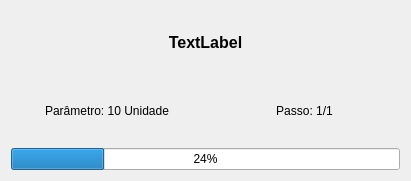
First picture: the form in src/creator/calibrate_2.ui, repository Guilherme32/LITel_OSA, before the edit.
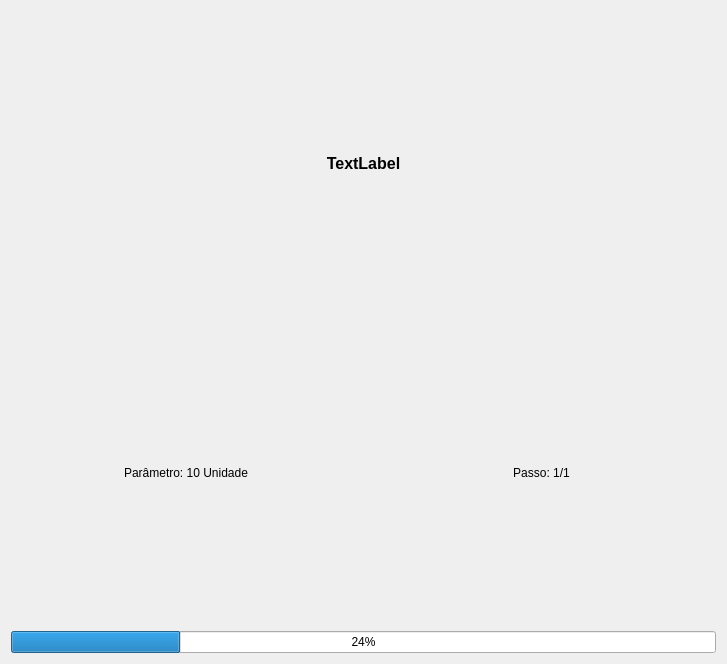
Second picture: the form after the edit.

Patch:
```diff
--- a/src/creator/calibrate_2.ui
+++ b/src/creator/calibrate_2.ui
@@ -6,12 +6,12 @@
    <rect>
     <x>0</x>
     <y>0</y>
-    <width>411</width>
-    <height>181</height>
+    <width>727</width>
+    <height>664</height>
    </rect>
   </property>
   <property name="sizePolicy">
-   <sizepolicy hsizetype="Fixed" vsizetype="Fixed">
+   <sizepolicy hsizetype="Preferred" vsizetype="Preferred">
     <horstretch>0</horstretch>
     <verstretch>0</verstretch>
    </sizepolicy>
```
